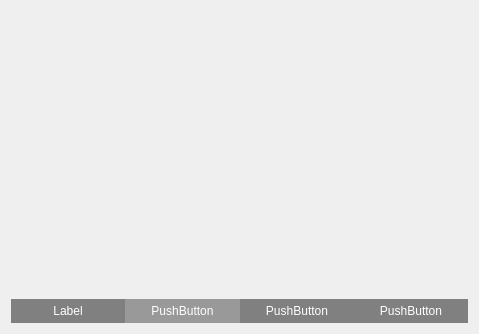
Before: the Qt Designer form Gui/MyWidget.ui in xtuer/Qt, drawn with Qt 5.
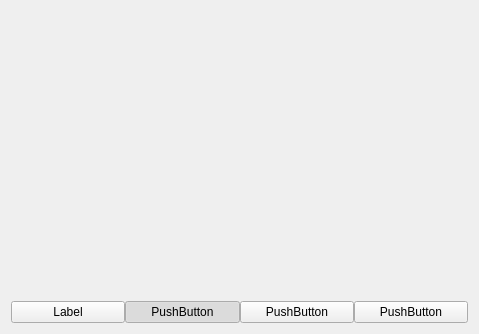
After: the same form once the commit is applied.

Patch:
```diff
--- a/Gui/MyWidget.ui
+++ b/Gui/MyWidget.ui
@@ -14,30 +14,7 @@
    <string>MyWidget</string>
   </property>
   <property name="styleSheet">
-   <string notr="true">QPushButton {
-	border: none;
-	min-height: 24px;
-	max-height: 24px;
-	background: gray;
-	color: white;
-	padding: 0 10px;
-}
-
-QPushButton[index=&quot;first&quot;] {
-	border-top-left-radius: 12px;
-    border-bottom-left-radius: 12px;
-}
-
-QPushButton[index=&quot;last&quot;] {
-	border-top-right-radius: 12px;
-    border-bottom-right-radius: 12px;
-}
-
-QPushButton:checked {
-	background: #999;
-}
-
-</string>
+   <string notr="true"/>
   </property>
   <layout class="QGridLayout" name="gridLayout_2">
    <item row="0" column="0">
```
